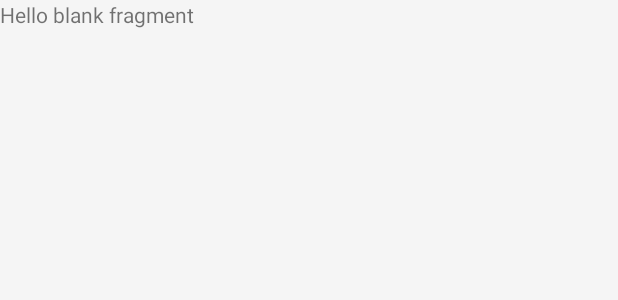
After one commit to Dobby-Tang/DesignMusic, an Android app: the layout fragment_allmusic.xml on its own in the app's theme, with its tools: preview values and no code run, on a phone screen of 412 x 824 dp. The commit adds this screen. Shown: the top 300 px of the screen. Run offline under Robolectric (Android 15) with nearby library versions, the phone set to English and light mode, and no system bars.

Commit message:
second commit

```diff
--- a/app/build.gradle
+++ b/app/build.gradle
@@ -24,4 +24,7 @@ dependencies {
     testCompile 'junit:junit:4.12'
     compile 'com.android.support:appcompat-v7:23.2.0'
     compile 'com.android.support:design:23.2.0'
+    compile 'com.android.support:cardview-v7:23.2.0'
+    compile 'com.android.support:recyclerview-v7:23.2.0'
+    compile 'com.android.support:support-v4:23.2.0'
 }
--- a/app/src/main/AndroidManifest.xml
+++ b/app/src/main/AndroidManifest.xml
@@ -6,13 +6,13 @@
         android:allowBackup="true"
         android:icon="@mipmap/ic_launcher"
         android:label="@string/app_name"
-        android:theme="@style/AppTheme" >
+        android:theme="@style/Theme.DesignDemo" >
         <activity
             android:name=".MainActivity"
             android:label="@string/app_name">
             <intent-filter>
                 <action android:name="android.intent.action.MAIN" />
-
+                <category android:name="android.intent.category.DEFAULT" />
                 <category android:name="android.intent.category.LAUNCHER" />
             </intent-filter>
         </activity>
--- /dev/null
+++ b/app/src/main/res/layout/fragment_allmusic.xml
@@ -0,0 +1,13 @@
+<FrameLayout xmlns:android="http://schemas.android.com/apk/res/android"
+    xmlns:tools="http://schemas.android.com/tools"
+    android:layout_width="match_parent"
+    android:layout_height="match_parent"
+    tools:context="com.example.android.designmusic.ui.fragment.AllMusicFragment">
+
+    <!-- TODO: Update blank fragment layout -->
+    <TextView
+        android:layout_width="match_parent"
+        android:layout_height="match_parent"
+        android:text="@string/hello_blank_fragment" />
+
+</FrameLayout>
--- a/app/src/main/res/menu/menu_main.xml
+++ b/app/src/main/res/menu/menu_main.xml
@@ -1,10 +1,7 @@
 <menu xmlns:android="http://schemas.android.com/apk/res/android"
-    xmlns:app="http://schemas.android.com/apk/res-auto"
-    xmlns:tools="http://schemas.android.com/tools"
-    tools:context="com.example.android.designmusic.MainActivity" >
+    xmlns:app="http://schemas.android.com/apk/res-auto">
 
     <item android:id="@+id/action_settings"
         android:title="@string/action_settings"
-        android:orderInCategory="100"
         app:showAsAction="never" />
 </menu>
--- a/app/src/main/res/values-v21/styles.xml
+++ b/app/src/main/res/values-v21/styles.xml
@@ -1,8 +1,8 @@
 <resources>
-            <style name="AppTheme.NoActionBar">
-            <item name="windowActionBar">false</item>
-            <item name="windowNoTitle">true</item>
-            <item name="android:windowDrawsSystemBarBackgrounds">true</item>
-            <item name="android:statusBarColor">@android:color/transparent</item>
-        </style>
+    <style name="Theme.DesignDemo" parent="Base.Theme.DesignDemo">
+        <item name="android:windowDrawsSystemBarBackgrounds">true</item>
+        <item name="android:statusBarColor">@android:color/transparent</item>
+    </style>
+
+
 </resources>
--- a/app/src/main/res/values/strings.xml
+++ b/app/src/main/res/values/strings.xml
@@ -1,4 +1,7 @@
 <resources>
     <string name="app_name">DesignMusic</string>
     <string name="action_settings">Settings</string>
+
+    <!-- TODO: Remove or change this placeholder text -->
+    <string name="hello_blank_fragment">Hello blank fragment</string>
 </resources>
--- a/app/src/main/res/values/styles.xml
+++ b/app/src/main/res/values/styles.xml
@@ -1,15 +1,23 @@
 <resources>
 
+    <style name="Theme.DesignDemo" parent="Base.Theme.DesignDemo">
+    </style>
+
     <!-- Base application theme. -->
-    <style name="AppTheme" parent="Theme.AppCompat.Light.NoActionBar">
-        <!-- Customize your theme here. -->
+    <style name="Base.Theme.DesignDemo" parent="Theme.AppCompat.Light.NoActionBar">
         <item name="colorPrimary">@color/colorPrimary</item>
         <item name="colorPrimaryDark">@color/colorPrimaryDark</item>
-        <item name="colorAccent">@color/colorAccent</item>
+        <item name="colorAccent">#FF4081</item>
         <item name="android:windowBackground">@color/window_background</item>
     </style>
 
-    <style name="AppTheme.AppBarOverlay" parent="ThemeOverlay.AppCompat.Dark.ActionBar" />
-    <style name="AppTheme.PopupOverlay" parent="ThemeOverlay.AppCompat.Light" />
+
+    <style name="Widget.CardContent" parent="android:Widget">
+        <item name="android:paddingLeft">16dp</item>
+        <item name="android:paddingRight">16dp</item>
+        <item name="android:paddingTop">24dp</item>
+        <item name="android:paddingBottom">24dp</item>
+        <item name="android:orientation">vertical</item>
+    </style>
 
 </resources>
```
Also changed, not shown: app/src/main/java/com/example/android/designmusic/MainActivity.java (+10 -0 lines), app/src/main/java/com/example/android/designmusic/ui/adapter/AllMusicListAdapter.java (added, +7 -0 lines), app/src/main/java/com/example/android/designmusic/ui/fragment/AllMusicFragment.java (added, +29 -0 lines), app/src/main/res/layout/fragment_allmusic_list.xml (added, +7 -0 lines).
